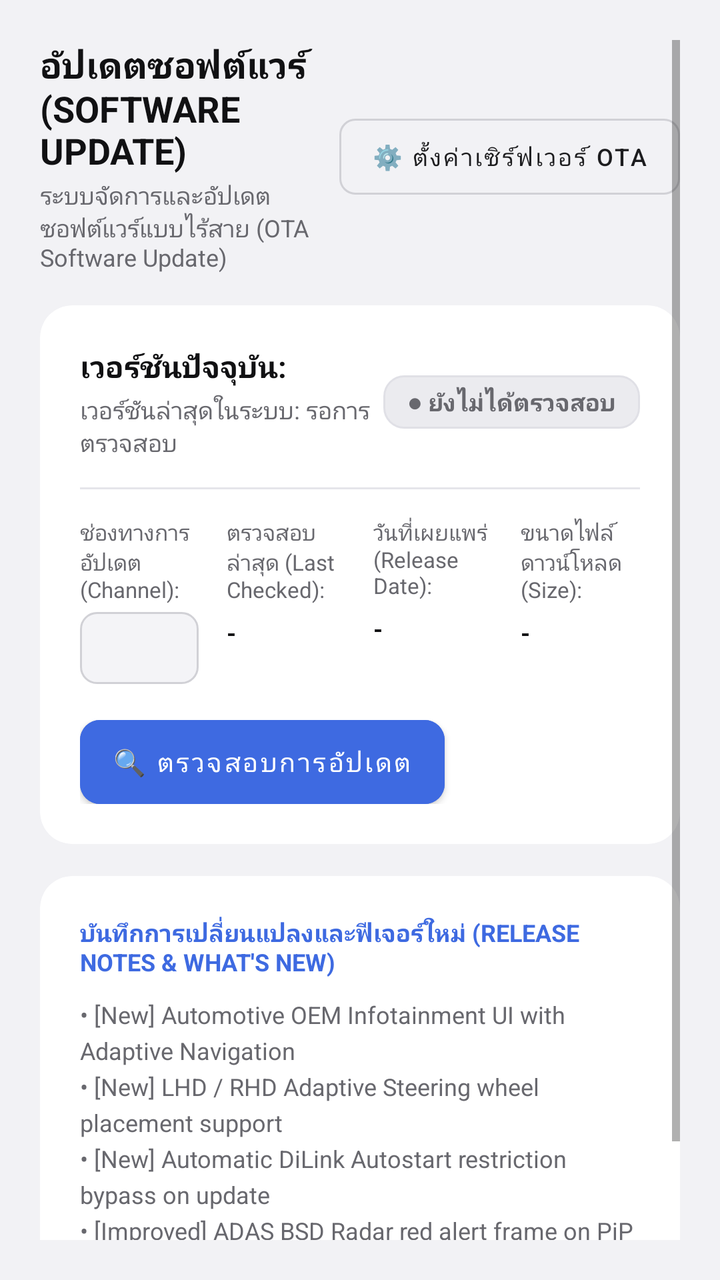
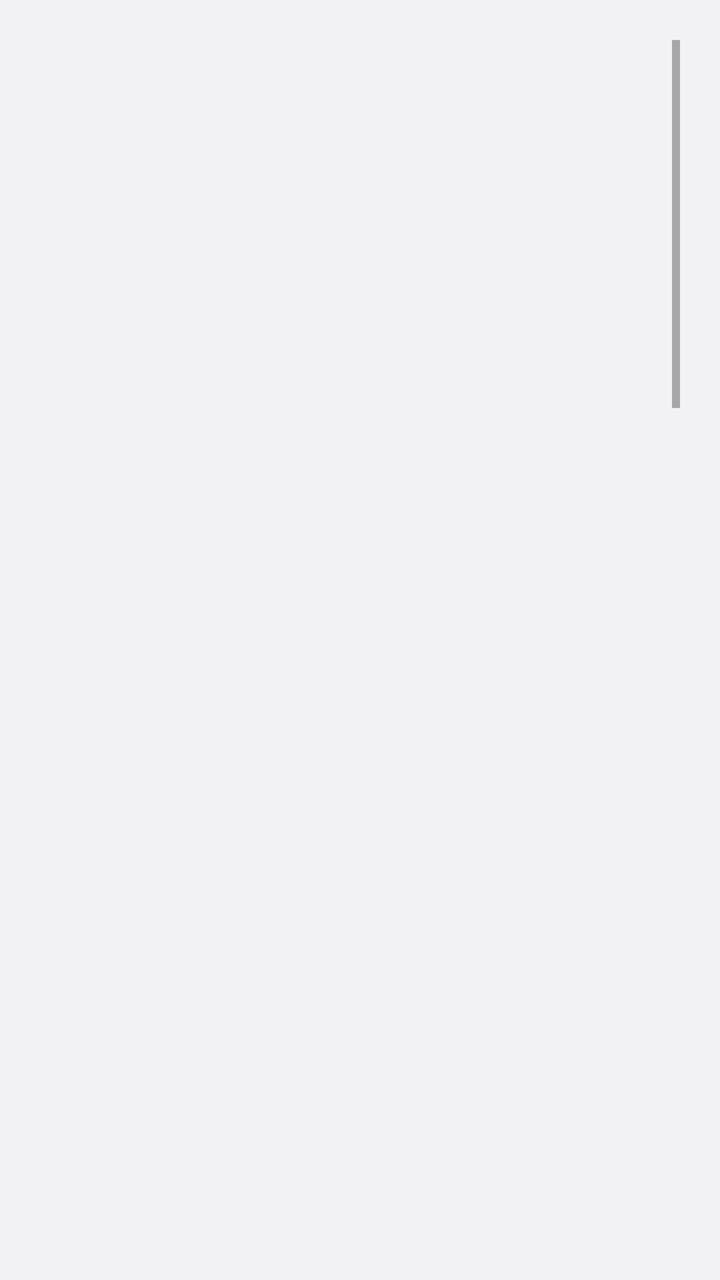

Compare the two renders of this Android layout. The source of the first and the diff that turns it into the second are given below.
<!-- AndroidManifest.xml: application theme Theme.BYDLaneWatch -->
<!-- res/layout/layout_nav_update.xml -->
<?xml version="1.0" encoding="utf-8"?>
<ScrollView xmlns:android="http://schemas.android.com/apk/res/android"
    xmlns:app="http://schemas.android.com/apk/res-auto"
    android:layout_width="match_parent"
    android:layout_height="match_parent"
    android:fillViewport="true"
    android:padding="20dp">

    <LinearLayout
        android:layout_width="match_parent"
        android:layout_height="wrap_content"
        android:orientation="vertical">

        
        <LinearLayout
            android:layout_width="match_parent"
            android:layout_height="wrap_content"
            android:orientation="horizontal"
            android:gravity="center_vertical"
            android:layout_marginBottom="16dp">

            <LinearLayout
                android:layout_width="0dp"
                android:layout_height="wrap_content"
                android:layout_weight="1"
                android:orientation="vertical">

                <TextView
                    android:layout_width="wrap_content"
                    android:layout_height="wrap_content"
                    android:text="@string/title_nav_update"
                    android:textSize="18sp"
                    android:textStyle="bold"
                    android:textColor="@color/lw_text_primary" />

                <TextView
                    android:layout_width="wrap_content"
                    android:layout_height="wrap_content"
                    android:layout_marginTop="2dp"
                    android:text="@string/update_subtitle"
                    android:textSize="12sp"
                    android:textColor="@color/lw_text_secondary" />
            </LinearLayout>

            <Button
                android:id="@+id/btnConfigureOta"
                android:layout_width="wrap_content"
                android:layout_height="38dp"
                android:text="@string/update_btn_config_ota"
                android:textSize="12sp"
                android:textColor="@color/lw_btn_outline_text"
                android:insetTop="0dp"
                android:insetBottom="0dp"
                app:strokeColor="@color/lw_btn_outline_stroke"
                app:cornerRadius="8dp"
                style="@style/Widget.MaterialComponents.Button.OutlinedButton" />
        </LinearLayout>

        
        <androidx.cardview.widget.CardView
            android:layout_width="match_parent"
            android:layout_height="wrap_content"
            app:cardCornerRadius="16dp"
            app:cardElevation="0dp"
            app:cardBackgroundColor="@color/lw_bg_card"
            android:layout_marginBottom="16dp">

            <LinearLayout
                android:layout_width="match_parent"
                android:layout_height="wrap_content"
                android:orientation="vertical"
                android:padding="20dp">

                
                <LinearLayout
                    android:layout_width="match_parent"
                    android:layout_height="wrap_content"
                    android:orientation="horizontal"
                    android:gravity="center_vertical">

                    <LinearLayout
                        android:layout_width="0dp"
                        android:layout_height="wrap_content"
                        android:layout_weight="1"
                        android:orientation="vertical">

                        <TextView
                            android:id="@+id/tvUpdateCurrentVer"
                            android:layout_width="wrap_content"
                            android:layout_height="wrap_content"
                            android:text="@string/update_cur_ver_label"
                            android:textSize="15sp"
                            android:textStyle="bold"
                            android:textColor="@color/lw_text_primary" />

                        <TextView
                            android:id="@+id/tvUpdateLatestVer"
                            android:layout_width="wrap_content"
                            android:layout_height="wrap_content"
                            android:layout_marginTop="3dp"
                            android:text="@string/update_latest_ver_label"
                            android:textSize="12sp"
                            android:textColor="@color/lw_text_secondary" />
                    </LinearLayout>

                    <TextView
                        android:id="@+id/tvUpdateStatusBadge"
                        android:layout_width="wrap_content"
                        android:layout_height="wrap_content"
                        android:text="@string/update_status_not_checked"
                        android:textSize="12sp"
                        android:textStyle="bold"
                        android:textColor="@color/lw_text_secondary"
                        android:background="@drawable/bg_status"
                        android:paddingStart="12dp"
                        android:paddingEnd="12dp"
                        android:paddingTop="5dp"
                        android:paddingBottom="5dp" />
                </LinearLayout>

                <View
                    android:layout_width="match_parent"
                    android:layout_height="1dp"
                    android:layout_marginTop="14dp"
                    android:layout_marginBottom="14dp"
                    android:background="@color/lw_divider" />

                
                <LinearLayout
                    android:layout_width="match_parent"
                    android:layout_height="wrap_content"
                    android:orientation="horizontal"
                    android:baselineAligned="false">

                    <LinearLayout
                        android:layout_width="0dp"
                        android:layout_height="wrap_content"
                        android:layout_weight="1"
                        android:orientation="vertical">

                        <TextView
                            android:layout_width="wrap_content"
                            android:layout_height="wrap_content"
                            android:text="@string/update_channel_label"
                            android:textSize="11sp"
                            android:textColor="@color/lw_text_secondary" />

                        <Spinner
                            android:id="@+id/spinnerUpdateChannel"
                            android:layout_width="match_parent"
                            android:layout_height="36dp"
                            android:layout_marginTop="4dp"
                            android:background="@drawable/bg_spinner_box" />
                    </LinearLayout>

                    <LinearLayout
                        android:layout_width="0dp"
                        android:layout_height="wrap_content"
                        android:layout_weight="1"
                        android:orientation="vertical"
                        android:layout_marginStart="14dp">

                        <TextView
                            android:layout_width="wrap_content"
                            android:layout_height="wrap_content"
                            android:text="@string/update_last_checked_label"
                            android:textSize="11sp"
                            android:textColor="@color/lw_text_secondary" />

                        <TextView
                            android:id="@+id/tvUpdateLastChecked"
                            android:layout_width="wrap_content"
                            android:layout_height="wrap_content"
                            android:layout_marginTop="6dp"
                            android:text="-"
                            android:textSize="12sp"
                            android:textStyle="bold"
                            android:textColor="@color/lw_text_primary" />
                    </LinearLayout>

                    <LinearLayout
                        android:layout_width="0dp"
                        android:layout_height="wrap_content"
                        android:layout_weight="1"
                        android:orientation="vertical"
                        android:layout_marginStart="14dp">

                        <TextView
                            android:layout_width="wrap_content"
                            android:layout_height="wrap_content"
                            android:text="@string/update_release_date_label"
                            android:textSize="11sp"
                            android:textColor="@color/lw_text_secondary" />

                        <TextView
                            android:id="@+id/tvUpdateReleaseDate"
                            android:layout_width="wrap_content"
                            android:layout_height="wrap_content"
                            android:layout_marginTop="6dp"
                            android:text="-"
                            android:textSize="12sp"
                            android:textStyle="bold"
                            android:textColor="@color/lw_text_primary" />
                    </LinearLayout>

                    <LinearLayout
                        android:layout_width="0dp"
                        android:layout_height="wrap_content"
                        android:layout_weight="1"
                        android:orientation="vertical"
                        android:layout_marginStart="14dp">

                        <TextView
                            android:layout_width="wrap_content"
                            android:layout_height="wrap_content"
                            android:text="@string/update_size_label"
                            android:textSize="11sp"
                            android:textColor="@color/lw_text_secondary" />

                        <TextView
                            android:id="@+id/tvUpdateSize"
                            android:layout_width="wrap_content"
                            android:layout_height="wrap_content"
                            android:layout_marginTop="6dp"
                            android:text="-"
                            android:textSize="12sp"
                            android:textStyle="bold"
                            android:textColor="@color/lw_text_primary" />
                    </LinearLayout>
                </LinearLayout>

                
                <LinearLayout
                    android:id="@+id/layoutUpdateProgress"
                    android:layout_width="match_parent"
                    android:layout_height="wrap_content"
                    android:orientation="vertical"
                    android:layout_marginTop="16dp"
                    android:visibility="gone">

                    <ProgressBar
                        android:id="@+id/pbUpdateProgress"
                        style="@style/Widget.AppCompat.ProgressBar.Horizontal"
                        android:layout_width="match_parent"
                        android:layout_height="8dp"
                        android:indeterminate="false"
                        android:progress="0" />

                    <TextView
                        android:id="@+id/tvUpdateProgressText"
                        android:layout_width="wrap_content"
                        android:layout_height="wrap_content"
                        android:layout_marginTop="6dp"
                        android:text="Downloading..."
                        android:textSize="11sp"
                        android:textColor="@color/lw_text_accent" />
                </LinearLayout>

                
                <LinearLayout
                    android:id="@+id/layoutUpdateError"
                    android:layout_width="match_parent"
                    android:layout_height="wrap_content"
                    android:orientation="vertical"
                    android:layout_marginTop="14dp"
                    android:background="#15EF4444"
                    android:padding="12dp"
                    android:visibility="gone">

                    <TextView
                        android:layout_width="wrap_content"
                        android:layout_height="wrap_content"
                        android:text="⚠️ Error / Failure"
                        android:textSize="12sp"
                        android:textStyle="bold"
                        android:textColor="#EF4444" />

                    <TextView
                        android:id="@+id/tvUpdateErrorMsg"
                        android:layout_width="wrap_content"
                        android:layout_height="wrap_content"
                        android:layout_marginTop="4dp"
                        android:text="-"
                        android:textSize="11sp"
                        android:textColor="@color/lw_text_primary" />
                </LinearLayout>

                
                <LinearLayout
                    android:layout_width="match_parent"
                    android:layout_height="wrap_content"
                    android:layout_marginTop="18dp"
                    android:orientation="horizontal">

                    <Button
                        android:id="@+id/btnCheckOtaUpdate"
                        android:layout_width="wrap_content"
                        android:layout_height="42dp"
                        android:text="@string/update_btn_check"
                        android:textSize="13sp"
                        android:textColor="@color/lw_btn_solid_text"
                        android:backgroundTint="@color/lw_accent_primary"
                        android:insetTop="0dp"
                        android:insetBottom="0dp"
                        app:cornerRadius="10dp" />

                    <Button
                        android:id="@+id/btnDownloadUpdate"
                        android:layout_width="wrap_content"
                        android:layout_height="42dp"
                        android:layout_marginStart="12dp"
                        android:text="@string/update_btn_download"
                        android:textSize="13sp"
                        android:textColor="@color/lw_btn_outline_text"
                        android:insetTop="0dp"
                        android:insetBottom="0dp"
                        app:strokeColor="@color/lw_btn_outline_stroke"
                        app:cornerRadius="10dp"
                        android:visibility="gone"
                        style="@style/Widget.MaterialComponents.Button.OutlinedButton" />

                    <Button
                        android:id="@+id/btnInstallUpdate"
                        android:layout_width="wrap_content"
                        android:layout_height="42dp"
                        android:layout_marginStart="12dp"
                        android:text="@string/update_btn_install"
                        android:textSize="13sp"
                        android:textColor="#FFFFFF"
                        android:backgroundTint="#16A34A"
                        android:insetTop="0dp"
                        android:insetBottom="0dp"
                        app:cornerRadius="10dp"
                        android:visibility="gone" />

                    <Button
                        android:id="@+id/btnRetryUpdate"
                        android:layout_width="wrap_content"
                        android:layout_height="42dp"
                        android:layout_marginStart="12dp"
                        android:text="@string/update_btn_retry"
                        android:textSize="13sp"
                        android:textColor="@color/lw_btn_outline_text"
                        android:insetTop="0dp"
                        android:insetBottom="0dp"
                        app:strokeColor="@color/lw_btn_outline_stroke"
                        app:cornerRadius="10dp"
                        android:visibility="gone"
                        style="@style/Widget.MaterialComponents.Button.OutlinedButton" />
                </LinearLayout>
            </LinearLayout>
        </androidx.cardview.widget.CardView>

        
        <androidx.cardview.widget.CardView
            android:layout_width="match_parent"
            android:layout_height="wrap_content"
            app:cardCornerRadius="16dp"
            app:cardElevation="0dp"
            app:cardBackgroundColor="@color/lw_bg_card">

            <LinearLayout
                android:layout_width="match_parent"
                android:layout_height="wrap_content"
                android:orientation="vertical"
                android:padding="20dp">

                <TextView
                    android:layout_width="wrap_content"
                    android:layout_height="wrap_content"
                    android:text="@string/update_release_notes_header"
                    android:textSize="12sp"
                    android:textStyle="bold"
                    android:textColor="@color/lw_text_accent"
                    android:layout_marginBottom="10dp" />

                <TextView
                    android:id="@+id/tvUpdateChangelog"
                    android:layout_width="match_parent"
                    android:layout_height="wrap_content"
                    android:textSize="12sp"
                    android:textColor="@color/lw_text_secondary"
                    android:lineSpacingExtra="4dp"
                    android:text="• [New] Automotive OEM Infotainment UI with Adaptive Navigation\n• [New] LHD / RHD Adaptive Steering wheel placement support\n• [New] Automatic DiLink Autostart restriction bypass on update\n• [Improved] ADAS BSD Radar red alert frame on PiP in real-time\n• [Fix] Aspect ratio stretching in Hazard and Rearview modes" />
            </LinearLayout>
        </androidx.cardview.widget.CardView>

    </LinearLayout>
</ScrollView>
<!-- resources referenced by this layout -->
<resources>
  <color name="lw_accent_primary">#3E6AE1</color>
  <color name="lw_bg_card">#FFFFFF</color>
  <color name="lw_btn_outline_stroke">#D1D1D6</color>
  <color name="lw_btn_outline_text">#1C1C1E</color>
  <color name="lw_btn_solid_text">#FFFFFF</color>
  <color name="lw_divider">#E5E5EA</color>
  <color name="lw_text_accent">#3E6AE1</color>
  <color name="lw_text_primary">#111113</color>
  <color name="lw_text_secondary">#68686E</color>
  <!-- drawable bg_spinner_box (drawable) -->
  <?xml version="1.0" encoding="utf-8"?>
  <shape xmlns:android="http://schemas.android.com/apk/res/android" android:shape="rectangle">
      <solid android:color="@color/lw_dropdown_bg"/>
      <stroke
          android:width="1dp"
          android:color="@color/lw_dropdown_border"/>
      <corners android:radius="8dp"/>
  </shape>
  <!-- drawable bg_status (drawable) -->
  <?xml version="1.0" encoding="utf-8"?>
  <shape xmlns:android="http://schemas.android.com/apk/res/android" android:shape="rectangle">
      <solid android:color="@color/lw_bg_status"/>
      <stroke
          android:width="1dp"
          android:color="@color/lw_border_card"/>
      <corners android:radius="10dp"/>
  </shape>
  <string name="title_nav_update">อัปเดตซอฟต์แวร์ (SOFTWARE UPDATE)</string>
  <string name="update_btn_check">🔍 ตรวจสอบการอัปเดต</string>
  <string name="update_btn_config_ota">⚙️ ตั้งค่าเซิร์ฟเวอร์ OTA</string>
  <string name="update_btn_download">⬇️ ดาวน์โหลดเวอร์ชันใหม่</string>
  <string name="update_btn_install">⚡ ติดตั้งอัปเดตทันที</string>
  <string name="update_btn_retry">🔄 ลองใหม่อีกครั้ง</string>
  <string name="update_channel_label">ช่องทางการอัปเดต (Channel):</string>
  <string name="update_cur_ver_label">เวอร์ชันปัจจุบัน:</string>
  <string name="update_last_checked_label">ตรวจสอบล่าสุด (Last Checked):</string>
  <string name="update_latest_ver_label">เวอร์ชันล่าสุดในระบบ: รอการตรวจสอบ</string>
  <string name="update_release_date_label">วันที่เผยแพร่ (Release Date):</string>
  <string name="update_release_notes_header">บันทึกการเปลี่ยนแปลงและฟีเจอร์ใหม่ (RELEASE NOTES &amp; WHAT\'S NEW)</string>
  <string name="update_size_label">ขนาดไฟล์ดาวน์โหลด (Size):</string>
  <string name="update_status_not_checked">● ยังไม่ได้ตรวจสอบ</string>
  <string name="update_subtitle">ระบบจัดการและอัปเดตซอฟต์แวร์แบบไร้สาย (OTA Software Update)</string>
  <style name="Theme.BYDLaneWatch" parent="Theme.MaterialComponents.DayNight.NoActionBar">
          <item name="android:windowBackground">@color/lw_bg_main</item>
          <item name="android:statusBarColor">@color/lw_bg_main</item>
          <item name="android:navigationBarColor">@color/lw_bg_main</item>
          <item name="colorPrimary">@color/lw_accent_primary</item>
          <item name="colorPrimaryVariant">@color/lw_accent_dark</item>
          <item name="colorSecondary">@color/lw_accent_primary</item>
          <item name="colorOnPrimary">@color/lw_btn_solid_text</item>
          <item name="colorOnSecondary">@color/lw_btn_solid_text</item>
          <item name="colorControlActivated">@color/lw_accent_primary</item>
          <item name="colorControlHighlight">@color/lw_accent_soft</item>
          <item name="colorSwitchThumbNormal">@color/white</item>
      </style>
  <color name="lw_dropdown_bg">#F4F4F7</color>
  <color name="lw_dropdown_border">#D1D1D6</color>
  <color name="lw_bg_status">#EBEBEF</color>
  <color name="lw_border_card">#E0E0E6</color>
  <color name="lw_bg_main">#F2F2F5</color>
  <color name="lw_accent_dark">#2A52BE</color>
  <color name="lw_accent_soft">#EBF0FC</color>
  <color name="white">#FFFFFFFF</color>
</resources>

<!-- the commit's change to res/layout/layout_nav_update.xml (unified diff, before → after) -->
@@ -41,6 +41,16 @@
                     android:textSize="12sp"
                     android:textColor="@color/lw_text_secondary" />
             </LinearLayout>
+
+            <Switch
+                android:id="@+id/swAutoCheckUpdate"
+                android:layout_width="wrap_content"
+                android:layout_height="wrap_content"
+                android:layout_marginEnd="12dp"
+                android:text="ตรวจอัปเดตอัตโนมัติ"
+                android:textSize="12sp"
+                android:textColor="@color/lw_text_secondary"
+                android:checked="true" />
 
             <Button
                 android:id="@+id/btnConfigureOta"
